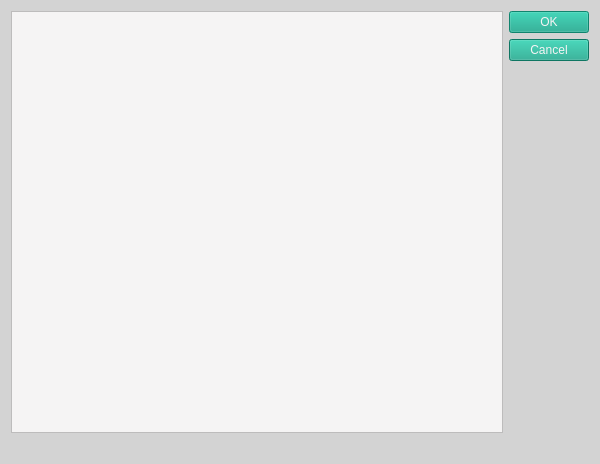
Before: the Qt Designer form ibridgesgui/ui_files/rescTree.ui in iBridges-for-iRODS/iBridges-GUI, drawn with Qt 5.
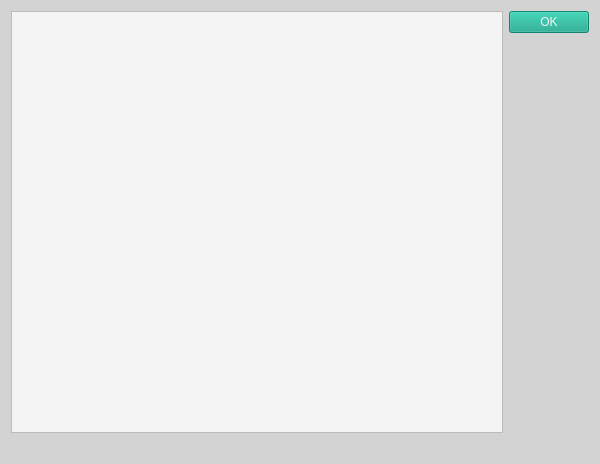
After: the same form once the commit is applied.

Commit message: col name, button

Diff of the .ui file:
```diff
--- a/ibridgesgui/ui_files/rescTree.ui
+++ b/ibridgesgui/ui_files/rescTree.ui
@@ -55,14 +55,28 @@
     </layout>
    </item>
    <item>
-    <widget class="QDialogButtonBox" name="buttonBox">
-     <property name="orientation">
-      <enum>Qt::Vertical</enum>
-     </property>
-     <property name="standardButtons">
-      <set>QDialogButtonBox::Cancel|QDialogButtonBox::Ok</set>
-     </property>
-    </widget>
+    <layout class="QVBoxLayout" name="verticalLayout_2">
+     <item>
+      <widget class="QPushButton" name="ok_button">
+       <property name="text">
+        <string>OK</string>
+       </property>
+      </widget>
+     </item>
+     <item>
+      <spacer name="verticalSpacer">
+       <property name="orientation">
+        <enum>Qt::Vertical</enum>
+       </property>
+       <property name="sizeHint" stdset="0">
+        <size>
+         <width>20</width>
+         <height>40</height>
+        </size>
+       </property>
+      </spacer>
+     </item>
+    </layout>
    </item>
   </layout>
  </widget>
```
Left out of the diff: 35 changed lines with no effect on the pictures. The commit also changes 2 other files.
